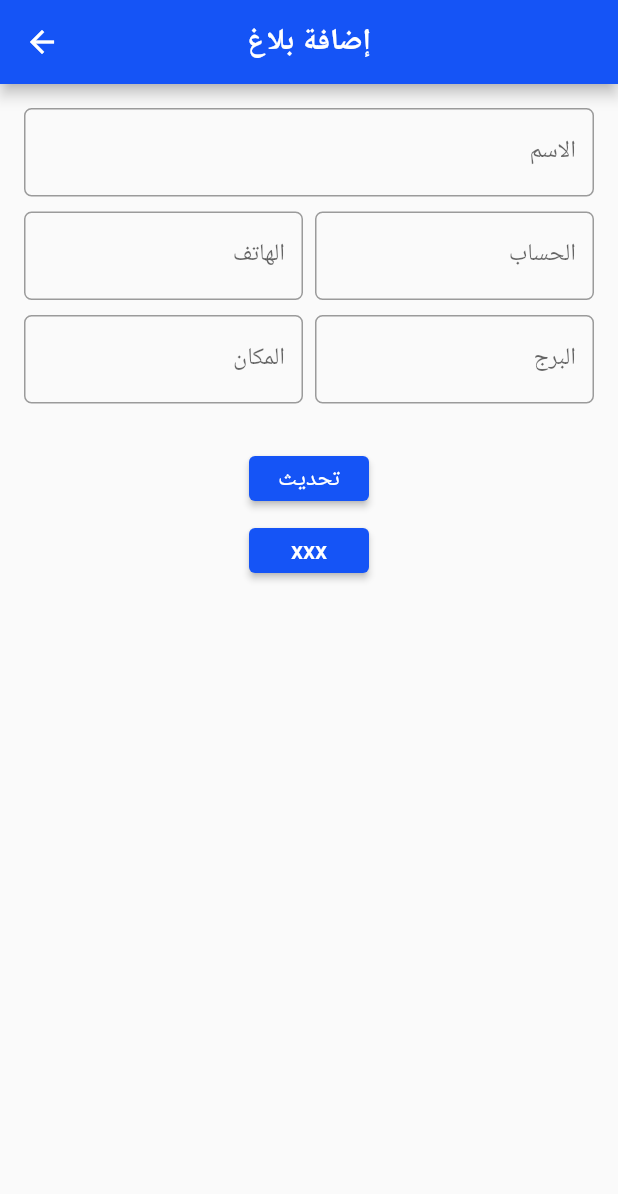
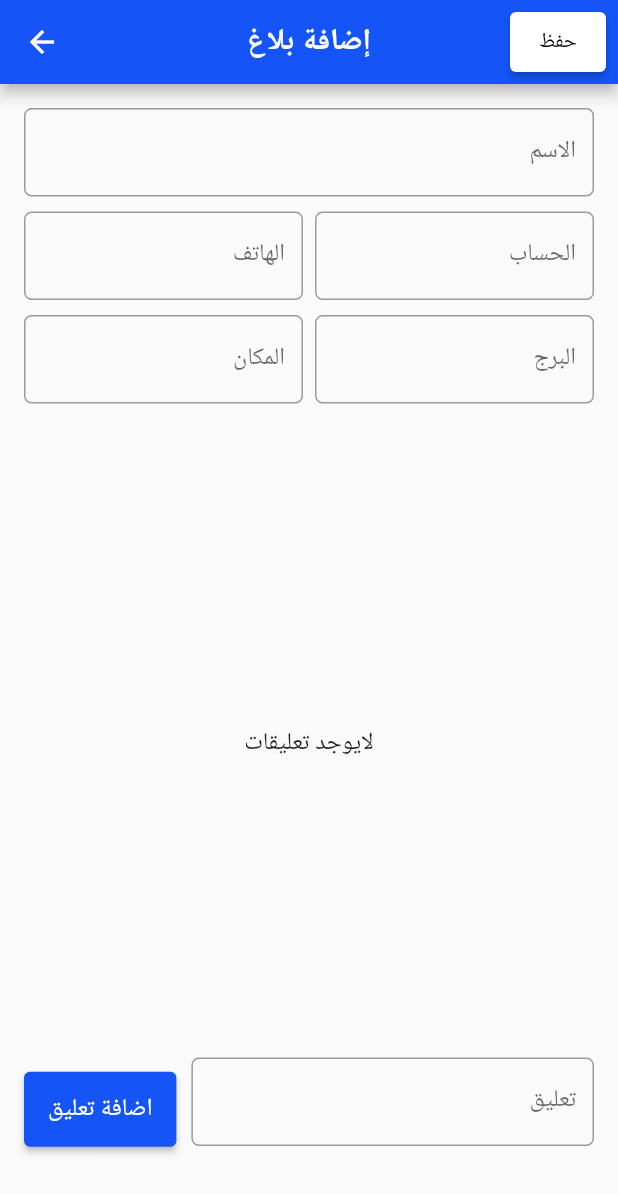
Before and after one commit to AdnanBolifa/Tickets, a Flutter app: the UpdateReport screen opened directly with empty values, on a phone screen of 412 x 824 dp. Shown: the top 1194 px of the screen. Run offline on Flutter 3.47's test engine with Material 2 defaults, Android fonts, the phone set to English and light mode, and no system bars; our stand-ins replace flutter_secure_storage, fluttertoast, geolocator, permission_handler; accounts and stored records are empty.

Commit message:
Display Comments

```diff
--- a/lib/data/report_config.dart
+++ b/lib/data/report_config.dart
@@ -9,7 +9,7 @@ class Report {
   final String? place;
   final String? createdAt;
   final String? lastComment;
-  final List<CommentData>? comments; // Changed to a list of strings
+  final List<CommentData>? comments;
 
   Report(
       {required this.userName,
--- a/lib/screens/update_reports.dart
+++ b/lib/screens/update_reports.dart
@@ -3,6 +3,7 @@ import 'package:jwt_auth/data/comment_config.dart';
 import 'package:jwt_auth/data/report_config.dart';
 import 'package:jwt_auth/services/api_service.dart';
 import 'package:jwt_auth/theme/colors.dart';
+import 'package:jwt_auth/widgets/comment_card.dart';
 import 'package:jwt_auth/widgets/text_field.dart';
 
 class UpdateReport extends StatefulWidget {
@@ -21,7 +22,7 @@ class _UpdateReportScreenState extends State<UpdateReport> {
   String phone = '';
   String place = '';
   String sector = '';
-  List<CommentData>? xxx;
+  List<CommentData>? comments;
   late int? id;
 
   TextEditingController nameController = TextEditingController();
@@ -29,6 +30,7 @@ class _UpdateReportScreenState extends State<UpdateReport> {
   TextEditingController phoneController = TextEditingController();
   TextEditingController sectorController = TextEditingController();
   TextEditingController placeController = TextEditingController();
+  TextEditingController commentController = TextEditingController();
 
   @override
   void initState() {
@@ -38,7 +40,7 @@ class _UpdateReportScreenState extends State<UpdateReport> {
     place = placeController.text = widget.user.place!;
     sector = sectorController.text = widget.user.sector!;
     account = accController.text = widget.user.acc!;
-    xxx = widget.user.comments;
+    comments = widget.user.comments;
     id = widget.user.id;
   }
 
@@ -56,6 +58,29 @@ class _UpdateReportScreenState extends State<UpdateReport> {
   Widget build(BuildContext context) {
     return Scaffold(
       appBar: AppBar(
+        actions: [
+          Container(
+            margin: const EdgeInsets.all(8.0), // Margin for spacing
+            decoration: BoxDecoration(
+              borderRadius: BorderRadius.circular(8.0),
+            ),
+            child: ElevatedButton(
+              onPressed: () {
+                ApiService()
+                    .updateReport(name, account, phone, place, sector, id);
+                Navigator.pop(context);
+              },
+              style: ElevatedButton.styleFrom(backgroundColor: Colors.white),
+              child: const Text(
+                'حفظ',
+                style: TextStyle(
+                    fontSize: 14,
+                    color: Colors.black,
+                    fontWeight: FontWeight.w300),
+              ),
+            ),
+          ),
+        ],
         title: const Text(
           'إضافة بلاغ',
           style: TextStyle(fontWeight: FontWeight.bold),
@@ -73,7 +98,8 @@ class _UpdateReportScreenState extends State<UpdateReport> {
               Row(
                 children: [
                   Expanded(
-                    child: textField('الهاتف', '09XXXXXXXX', phoneController),
+                    child: textField(
+                        'الهاتف', '09commentscommentsXX', phoneController),
                   ),
                   const SizedBox(width: 8.0),
                   Expanded(
@@ -95,41 +121,43 @@ class _UpdateReportScreenState extends State<UpdateReport> {
 
               const SizedBox(height: 16.0),
 
+              SizedBox(
+                height: 400,
+                child: comments!.isEmpty
+                    ? const Center(
+                        child: Text(
+                        'لايوجد تعليقات',
+                        style: TextStyle(fontSize: 16),
+                      ))
+                    : ListView.builder(
+                        itemCount: comments!.length,
+                        itemBuilder: (context, index) {
+                          return CommentCard(comment: comments![index]);
+                        },
+                      ),
+              ),
+              const SizedBox(height: 10),
+              Row(
+                mainAxisAlignment: MainAxisAlignment.spaceBetween,
+                children: [
                   ElevatedButton(
-                onPressed: () async {
-                  ApiService()
-                      .updateReport(name, account, phone, place, sector, id);
-                  Navigator.pop(context);
-                },
+                    onPressed: () async {},
                     style: ButtonStyle(
                       minimumSize:
-                      MaterialStateProperty.all<Size>(const Size(80, 30)),
-                  backgroundColor:
-                      MaterialStateProperty.all<Color>(AppColors.primaryColor),
+                          MaterialStateProperty.all<Size>(const Size(50, 50)),
+                      backgroundColor: MaterialStateProperty.all<Color>(
+                          AppColors.primaryColor),
                     ),
                     child: const Text(
-                  'تحديث',
+                      'اضافة تعليق',
                       style: TextStyle(fontSize: 16),
                     ),
                   ),
-
-              ElevatedButton(
-                onPressed: () async {
-                  for (var element in xxx!) {
-                    print(
-                        '${element.comment} created by: ${element.createdBy}');
-                  }
-                },
-                style: ButtonStyle(
-                  minimumSize:
-                      MaterialStateProperty.all<Size>(const Size(80, 30)),
-                  backgroundColor:
-                      MaterialStateProperty.all<Color>(AppColors.primaryColor),
+                  const SizedBox(width: 10),
+                  Expanded(
+                    child: textField('تعليق', 'اضف تعليق', commentController),
                   ),
-                child: const Text(
-                  'xxx',
-                  style: TextStyle(fontSize: 16),
-                ),
+                ],
               ),
             ],
           ),
--- a/lib/widgets/comment_card.dart
+++ b/lib/widgets/comment_card.dart
@@ -29,14 +29,23 @@ class CommentCard extends StatelessWidget {
                 ),
                 textDirection: TextDirection.ltr,
               ),
+              Row(
+                mainAxisAlignment: MainAxisAlignment.spaceBetween,
+                children: [
                   Text(
-                '${comment.createdAt}',
+                    '[${comment.createdAt}]',
                     style: const TextStyle(
-                  fontSize: 16,
+                      fontSize: 14,
                       color: Colors.black,
                       fontWeight: FontWeight.w500,
                     ),
                     textDirection: TextDirection.ltr,
+                  ),
+                  Text(
+                    comment.createdBy!,
+                    style: const TextStyle(fontWeight: FontWeight.bold),
+                  ),
+                ],
               ),
             ],
           ),
```
Lines whose indentation alone changed are shown as unchanged.
